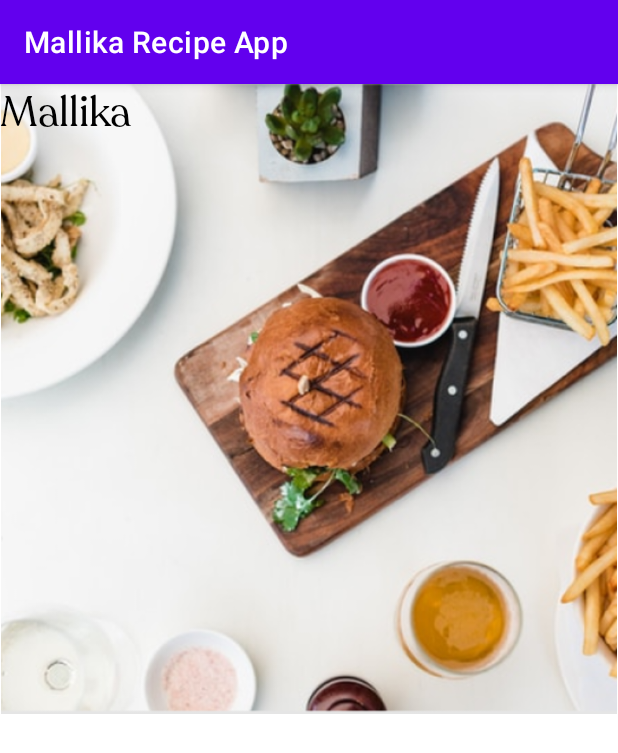
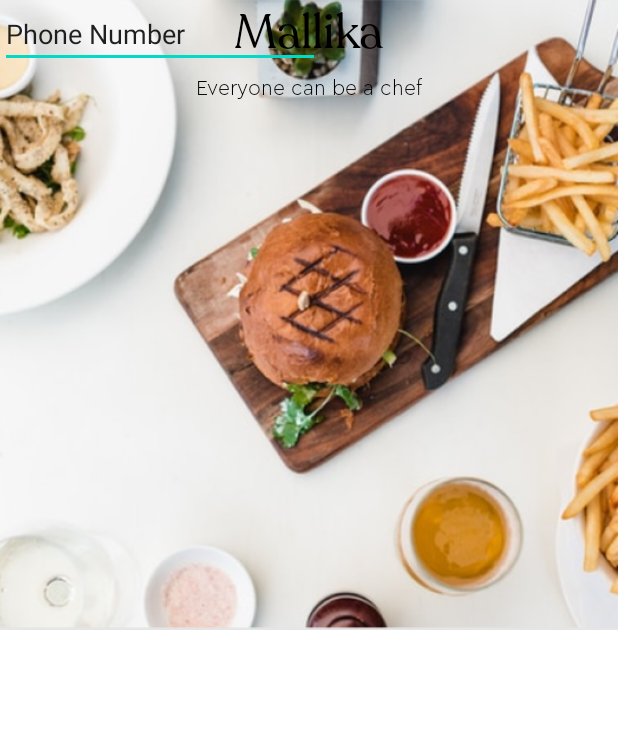
Before and after one commit to HenrryBT/mallika-cookbook-app, an Android app: the screen it shows after launch (MainActivity), on a phone screen of 412 x 824 dp. Shown: the top 753 px of the screen. Run offline under Robolectric (Android 15) with nearby library versions, the phone set to English and light mode, and no system bars.

Commit message:
No action bar

```diff
--- a/app/src/main/AndroidManifest.xml
+++ b/app/src/main/AndroidManifest.xml
@@ -7,7 +7,6 @@
         android:dataExtractionRules="@xml/data_extraction_rules"
         android:fullBackupContent="@xml/backup_rules"
         android:icon="@mipmap/ic_launcher"
-        android:label="@string/app_name"
         android:roundIcon="@mipmap/ic_launcher_round"
         android:supportsRtl="true"
         android:theme="@style/Theme.MallikaRecipeApp"
@@ -21,7 +20,8 @@
         </activity>
         <activity
             android:name=".MainActivity"
-            android:exported="true">
+            android:exported="true"
+            android:theme="@style/Theme.MallikaRecipeApp.NoActionBar">
             <intent-filter>
                 <action android:name="android.intent.action.MAIN" />
 
--- a/app/src/main/res/layout/activity_main.xml
+++ b/app/src/main/res/layout/activity_main.xml
@@ -10,6 +10,7 @@
         android:id="@+id/imageView"
         android:layout_width="0dp"
         android:layout_height="420dp"
+        android:scaleType="centerCrop"
         app:layout_constraintEnd_toEndOf="parent"
         app:layout_constraintHorizontal_bias="0"
         app:layout_constraintStart_toStartOf="parent"
@@ -23,8 +24,32 @@
         android:fontFamily="@font/recoleta_regular"
         android:text="Mallika"
         android:textColor="@color/black"
-        android:textSize="28sp"
-        tools:layout_editor_absoluteX="183dp"
-        tools:layout_editor_absoluteY="223dp" />
+        android:textSize="32sp"
+        app:layout_constraintEnd_toEndOf="parent"
+        app:layout_constraintStart_toStartOf="parent"
+        tools:layout_editor_absoluteY="427dp" />
+
+    <TextView
+        android:id="@+id/textView2"
+        android:layout_width="wrap_content"
+        android:layout_height="wrap_content"
+        android:layout_marginTop="8dp"
+        android:fontFamily="@font/fontspring_cerapro_light"
+        android:text="Everyone can be a chef"
+        android:textColor="@color/black"
+        app:layout_constraintEnd_toEndOf="parent"
+        app:layout_constraintHorizontal_bias="0.5"
+        app:layout_constraintStart_toStartOf="parent"
+        app:layout_constraintTop_toBottomOf="@+id/textView" />
+
+    <EditText
+        android:id="@+id/editTextTextPersonName"
+        android:layout_width="wrap_content"
+        android:layout_height="wrap_content"
+        android:ems="10"
+        android:inputType="textPersonName"
+        android:text="Phone Number"
+        tools:layout_editor_absoluteX="111dp"
+        tools:layout_editor_absoluteY="499dp" />
 
 </androidx.constraintlayout.widget.ConstraintLayout>
--- a/app/src/main/res/values/themes.xml
+++ b/app/src/main/res/values/themes.xml
@@ -12,5 +12,13 @@
         <!-- Status bar color. -->
         <item name="android:statusBarColor">?attr/colorPrimaryVariant</item>
         <!-- Customize your theme here. -->
+
     </style>
+
+    <style name="Theme.MallikaRecipeApp.NoActionBar">
+        <!-- este tema herededa las caraterísticas de Theme.MallikaRecipeApp -->
+        <item name="windowActionBar">false</item>
+        <item name="windowNoTitle">true</item>
+    </style>
+
 </resources>
```
